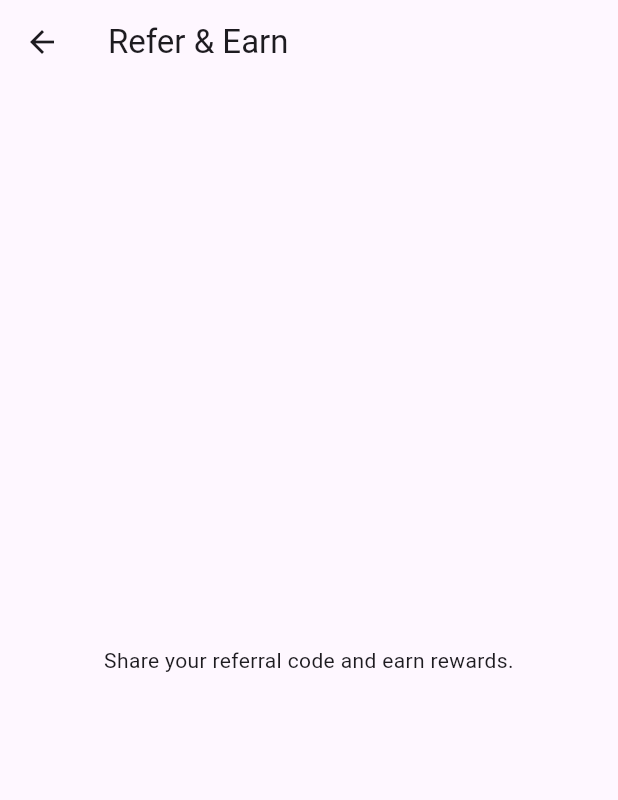
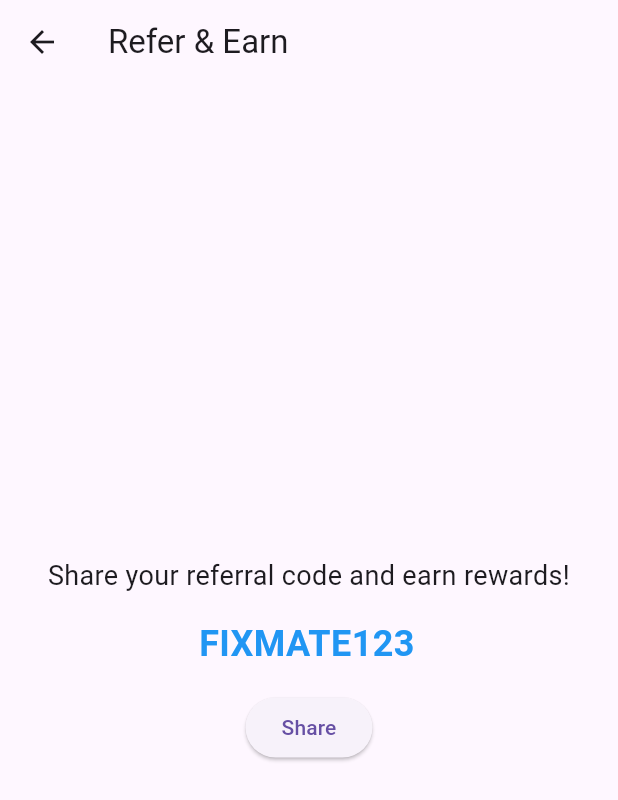
Before and after one commit to emalshahirun/FixMate, a Flutter app: the ProfilePage screen opened directly, after a tap on "Refer & Earn", on a phone screen of 412 x 824 dp. Shown: the top 800 px of the screen. Run offline on Flutter 3.47's test engine with Material 3 defaults, Android fonts, the phone set to English and light mode, and no system bars; our stand-ins replace cloud_firestore, firebase_auth, firebase_core, flutter_map, latlong2, shared_preferences; accounts and stored records are empty.

Commit message:
Add Manage Address & ReferEarn pages with UI fixes

```diff
--- a/lib/Profile.dart
+++ b/lib/Profile.dart
@@ -1,6 +1,9 @@
 import 'ManageAddressPage.dart';
-import 'package:fixmate/user_selection.dart';
 import 'package:flutter/material.dart';
+import 'user_selection.dart';
+
+import 'package:flutter/material.dart';
+
 
 class ProfilePage extends StatefulWidget {
   const ProfilePage({super.key});
@@ -12,71 +15,85 @@ class ProfilePage extends StatefulWidget {
 class _ProfilePageState extends State<ProfilePage> {
   String name = "John Kevin";
   String phone = "+91 1234567890";
+  ImageProvider<Object>? profileImage;
 
   @override
   Widget build(BuildContext context) {
     return Scaffold(
       backgroundColor: Colors.white,
-
       appBar: AppBar(
         backgroundColor: Colors.white,
         elevation: 0,
-        title: const Text("FixMate", style: TextStyle(color: Colors.blue)),
+        leading: const Icon(Icons.menu, color: Colors.black),
+        title: const Text(
+          "FixMate",
+          style: TextStyle(color: Colors.blue, fontWeight: FontWeight.bold),
+        ),
         centerTitle: true,
+        actions: [
+          IconButton(
+            onPressed: () {},
+            icon: const Icon(Icons.storefront_outlined, color: Colors.black),
+          ),
+          IconButton(
+            onPressed: () {},
+            icon: const Icon(Icons.shopping_cart_outlined, color: Colors.black),
+          ),
+        ],
       ),
-
       body: Column(
         children: [
           Container(
             width: double.infinity,
-            padding: const EdgeInsets.all(20),
+            padding: const EdgeInsets.symmetric(horizontal: 20, vertical: 25),
             color: Colors.black,
-            child: const Column(
+            child: Column(
               crossAxisAlignment: CrossAxisAlignment.start,
-              children: [
+              children: const [
                 Text(
                   "My Profile",
-                  style: TextStyle(color: Colors.white, fontSize: 22),
+                  style: TextStyle(
+                      color: Colors.white,
+                      fontSize: 22,
+                      fontWeight: FontWeight.bold),
                 ),
+                SizedBox(height: 5),
                 Text("Welcome back!", style: TextStyle(color: Colors.white70)),
               ],
             ),
           ),
-
           const SizedBox(height: 20),
 
+          // Profile info
           ListTile(
-            leading: const CircleAvatar(radius: 35),
+            leading: CircleAvatar(
+              radius: 40,
+              backgroundColor: Colors.grey[300],
+              backgroundImage: profileImage,
+              child: profileImage == null
+                  ? const Icon(Icons.camera_alt, size: 30, color: Colors.grey)
+                  : null,
+            ),
             title: Text(
               name,
-              style: const TextStyle(fontSize: 20, fontWeight: FontWeight.bold),
+              style:
+                  const TextStyle(fontSize: 22, fontWeight: FontWeight.bold),
             ),
             subtitle: Text(phone),
             trailing: IconButton(
               icon: const Icon(Icons.edit, color: Colors.blue),
               onPressed: () async {
-                final result = await Navigator.push(
-                  context,
-                  MaterialPageRoute(
-                    builder: (_) => EditProfilePage(name: name, phone: phone),
-                  ),
-                );
-
-                if (result != null) {
-                  setState(() {
-                    name = result['name'];
-                    phone = result['phone'];
-                  });
-                }
+                // Here you can integrate edit profile later
               },
             ),
           ),
 
-          const Divider(),
+          const Divider(height: 40),
 
+          // Menu items
           _menuItem(
             context,
-            Icons.location_on,
+            Icons.location_on_outlined,
             "Manage Address",
             const ManageAddressPage(),
           ),
@@ -84,23 +101,28 @@ class _ProfilePageState extends State<ProfilePage> {
             context,
             Icons.card_giftcard,
             "Refer & Earn",
-            ReferEarnPage(),
+            const ReferEarnPage(),
           ),
-          _menuItem(context, Icons.star, "Rate Us", RateUsPage()),
-          _menuItem(context, Icons.info, "About Us", AboutUsPage()),
+          _menuItem(
+            context,
+            Icons.star_outline,
+            "Rate Us",
+            const RateUsPage(),
+          ),
+          _menuItem(
+            context,
+            Icons.info_outline,
+            "About Us",
+            const AboutUsPage(),
+          ),
           _menuItem(context, Icons.logout, "Logout", null, isLogout: true),
         ],
       ),
     );
   }
 
-  Widget _menuItem(
-    BuildContext context,
-    IconData icon,
-    String title,
-    Widget? target, {
-    bool isLogout = false,
-  }) {
+  Widget _menuItem(BuildContext context, IconData icon, String title, Widget? page,
+      {bool isLogout = false}) {
     return ListTile(
       leading: Icon(icon, color: isLogout ? Colors.red : Colors.black87),
       title: Text(
@@ -110,101 +132,72 @@ class _ProfilePageState extends State<ProfilePage> {
       trailing: const Icon(Icons.chevron_right),
       onTap: () {
         if (isLogout) {
-          _handleLogout(context);
-        } else if (target != null) {
-          Navigator.push(
+          Navigator.pushAndRemoveUntil(
             context,
-            MaterialPageRoute(builder: (context) => target),
+            MaterialPageRoute(builder: (_) => const UserSelectionScreen(userType: '')),
+            (route) => false,
           );
+        } else if (page != null) {
+          Navigator.push(context, MaterialPageRoute(builder: (_) => page));
         }
       },
     );
   }
-
-  void _handleLogout(BuildContext context) {
-    Navigator.pushAndRemoveUntil(
-      context,
-      MaterialPageRoute(
-        builder: (context) => const UserSelectionScreen(userType: ''),
-      ),
-      (route) => false,
-    );
-  }
 }
 
-class EditProfilePage extends StatefulWidget {
-  final String name;
-  final String phone;
-
-  const EditProfilePage({super.key, required this.name, required this.phone});
+// ================= MANAGE ADDRESS PAGE ===================
+class ManageAddressPage extends StatefulWidget {
+  const ManageAddressPage({super.key});
 
   @override
-  State<EditProfilePage> createState() => _EditProfilePageState();
+  State<ManageAddressPage> createState() => _ManageAddressPageState();
 }
 
-class _EditProfilePageState extends State<EditProfilePage> {
-  late TextEditingController _nameController;
-  late TextEditingController _phoneController;
-
-  @override
-  void initState() {
-    super.initState();
-    _nameController = TextEditingController(text: widget.name);
-    _phoneController = TextEditingController(text: widget.phone);
-  }
-
-  @override
-  void dispose() {
-    _nameController.dispose();
-    _phoneController.dispose();
-    super.dispose();
-  }
-
-  void _saveProfile() {
-    Navigator.pop(context, {
-      'name': _nameController.text.trim(),
-      'phone': _phoneController.text.trim(),
-    });
-  }
+class _ManageAddressPageState extends State<ManageAddressPage> {
+  final TextEditingController addressController = TextEditingController();
+  String savedAddress = "";
 
   @override
   Widget build(BuildContext context) {
     return Scaffold(
-      appBar: AppBar(title: const Text('Edit Profile')),
+      appBar: AppBar(title: const Text("Manage Address")),
       body: Padding(
         padding: const EdgeInsets.all(20),
         child: Column(
           children: [
-            const CircleAvatar(radius: 50, child: Icon(Icons.camera_alt)),
-            const SizedBox(height: 30),
             TextField(
-              controller: _nameController,
+              controller: addressController,
               decoration: const InputDecoration(
-                labelText: 'Full Name',
-                hintText: 'John Kevin',
+                labelText: "Enter Address",
+                border: OutlineInputBorder(),
               ),
+              maxLines: 3,
             ),
-            const SizedBox(height: 12),
-            TextField(
-              controller: _phoneController,
-              decoration: const InputDecoration(
-                labelText: 'Mobile Number',
-                hintText: '+91 1234567890',
+            const SizedBox(height: 20),
+            ElevatedButton(
+              onPressed: () {
+                setState(() {
+                  savedAddress = addressController.text.trim();
+                });
+                FocusScope.of(context).unfocus();
+              },
+              child: const Text("Done"),
+            ),
+            const SizedBox(height: 20),
+            if (savedAddress.isNotEmpty)
+              Container(
+                width: double.infinity,
+                padding: const EdgeInsets.all(15),
+                decoration: BoxDecoration(
+                  border: Border.all(color: Colors.blue),
+                  borderRadius: BorderRadius.circular(8),
+                  color: Colors.blue[50],
+                ),
+                child: Text(
+                  savedAddress,
+                  style: const TextStyle(fontSize: 16),
+                ),
               ),
-            ),
-            const Spacer(),
-            SizedBox(
-              width: double.infinity,
-              height: 50,
-              child: ElevatedButton(
-                onPressed: _saveProfile,
-                style: ElevatedButton.styleFrom(
-                  backgroundColor: Colors.blue[900],
-                  foregroundColor: Colors.white,
-                ),
-                child: const Text('Save'),
-              ),
-            ),
           ],
         ),
       ),
@@ -212,19 +205,43 @@ class _EditProfilePageState extends State<EditProfilePage> {
   }
 }
 
+// ================= REFER & EARN PAGE ===================
 class ReferEarnPage extends StatelessWidget {
   const ReferEarnPage({super.key});
+
+  final String referralCode = "FIXMATE123"; // example code
 
   @override
   Widget build(BuildContext context) {
     return Scaffold(
-      appBar: AppBar(title: const Text('Refer & Earn')),
-      body: const Center(
+      appBar: AppBar(title: const Text("Refer & Earn")),
+      body: Center(
         child: Padding(
-          padding: EdgeInsets.all(16),
-          child: Text(
-            'Share your referral code and earn rewards.',
-            textAlign: TextAlign.center,
+          padding: const EdgeInsets.all(20),
+          child: Column(
+            mainAxisSize: MainAxisSize.min,
+            children: [
+              const Text(
+                "Share your referral code and earn rewards!",
+                style: TextStyle(fontSize: 18),
+                textAlign: TextAlign.center,
+              ),
+              const SizedBox(height: 15),
+              SelectableText(
+                referralCode,
+                style: const TextStyle(
+                    fontSize: 24,
+                    fontWeight: FontWeight.bold,
+                    color: Colors.blue),
+              ),
+              const SizedBox(height: 15),
+              ElevatedButton(
+                onPressed: () {
+                  // You can add sharing logic here
+                },
+                child: const Text("Share"),
+              ),
+            ],
           ),
         ),
       ),
```
